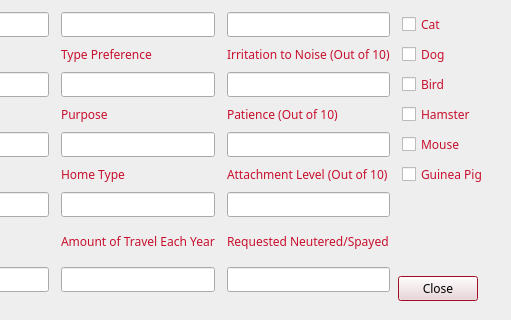
Qt form cuACS/viewclients.ui (cameronhawtin/Animal-Farm-cuACS) before a commit; both pictures show x 613 to 1124 and y 187 to 507 of the 1124 by 507 pixel window.
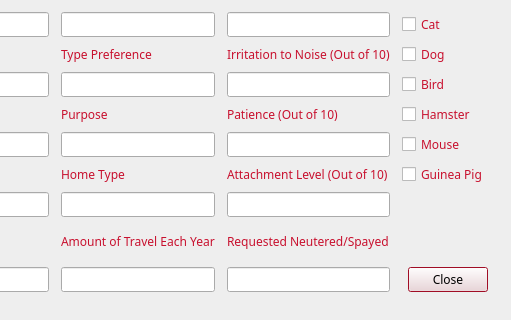
The same form after that commit.

Commit message: seg fault fix, close button fix

```diff
--- a/cuACS/viewclients.ui
+++ b/cuACS/viewclients.ui
@@ -163,22 +163,6 @@
   <property name="windowTitle">
    <string>Dialog</string>
   </property>
-  <widget class="QDialogButtonBox" name="buttonBox">
-   <property name="geometry">
-    <rect>
-     <x>750</x>
-     <y>460</y>
-     <width>341</width>
-     <height>32</height>
-    </rect>
-   </property>
-   <property name="orientation">
-    <enum>Qt::Horizontal</enum>
-   </property>
-   <property name="standardButtons">
-    <set>QDialogButtonBox::Close</set>
-   </property>
-  </widget>
   <widget class="QListWidget" name="viewClientsListWidget">
    <property name="geometry">
     <rect>
@@ -522,6 +506,16 @@
       </property>
      </widget>
     </item>
+    <item row="11" column="3">
+     <widget class="QDialogButtonBox" name="buttonBox">
+      <property name="orientation">
+       <enum>Qt::Horizontal</enum>
+      </property>
+      <property name="standardButtons">
+       <set>QDialogButtonBox::Close</set>
+      </property>
+     </widget>
+    </item>
    </layout>
   </widget>
   <widget class="QWidget" name="horizontalLayoutWidget">
```
Left out of the diff: 24 changed lines with no effect on the pictures. The commit also changes 2 other files.
